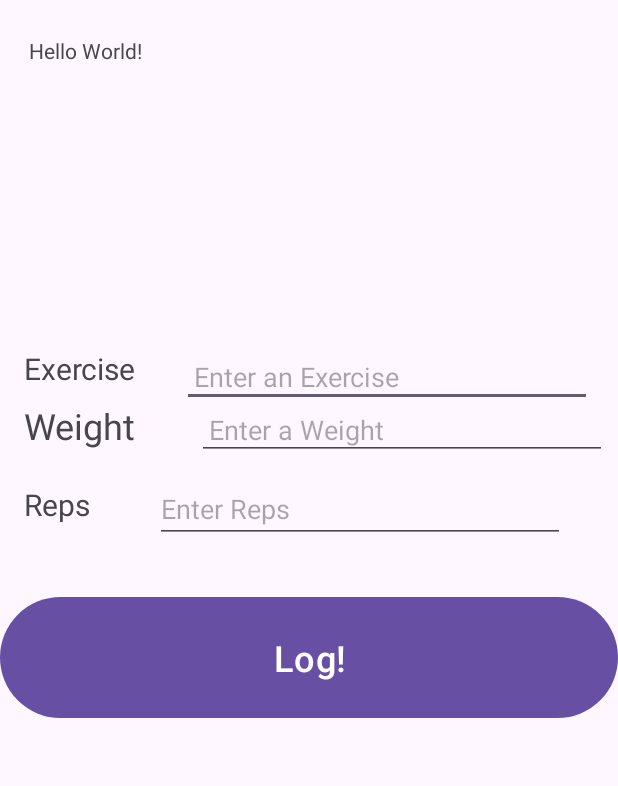
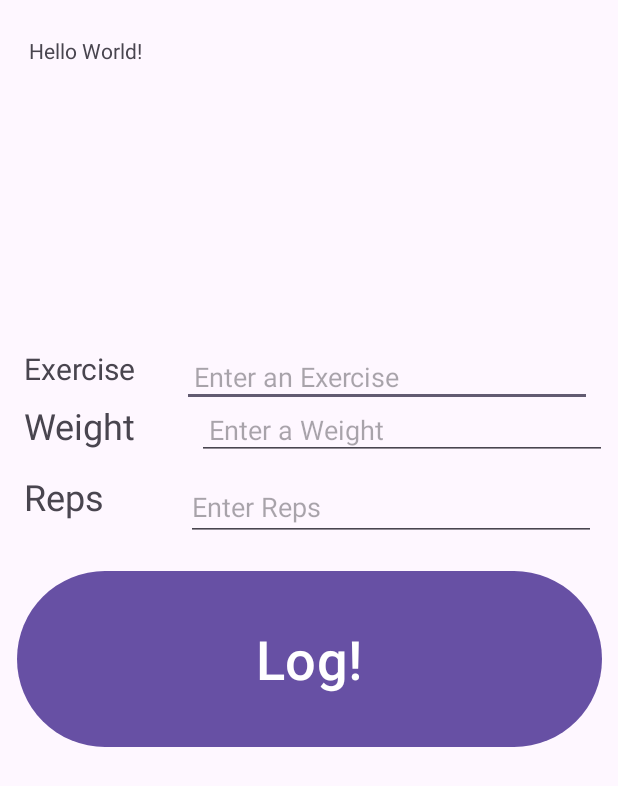
Before and after one commit to zhan6256/MyDemoApplication, an Android app: the layout activity_main.xml on its own in the app's theme, with its tools: preview values and no code run, on a phone screen of 412 x 824 dp. Shown: the top 786 px of the screen. Run offline under Robolectric (Android 15) with nearby library versions, the phone set to English and light mode, and no system bars.

```diff
--- a/app/src/main/AndroidManifest.xml
+++ b/app/src/main/AndroidManifest.xml
@@ -12,6 +12,9 @@
         android:supportsRtl="true"
         android:theme="@style/Theme.MyDemoApplication">
         <activity
+            android:name=".LoginActivity"
+            android:exported="false" />
+        <activity
             android:name=".MainActivity"
             android:exported="true">
             <intent-filter>
--- a/app/src/main/java/com/daclink/mydemoapplication/Database/GymLogDAO.java
+++ b/app/src/main/java/com/daclink/mydemoapplication/Database/GymLogDAO.java
@@ -14,6 +14,6 @@ import java.util.List;
 public interface GymLogDAO {
     @Insert(onConflict = OnConflictStrategy.REPLACE)
     void insert(GymLog gymlog);
-    @Query("Select * from " + GymLogDatabase.GYM_LOG_TABLE)
+    @Query("SELECT * FROM " + GymLogDatabase.GYM_LOG_TABLE + " ORDER BY date DESC")
     List<GymLog> getAllRecords();
 }
--- a/app/src/main/res/layout/activity_main.xml
+++ b/app/src/main/res/layout/activity_main.xml
@@ -66,12 +66,12 @@
 
     <TextView
         android:id="@+id/repLabelTextView"
-        android:layout_width="wrap_content"
-        android:layout_height="wrap_content"
+        android:layout_width="100dp"
+        android:layout_height="36dp"
+        android:layout_marginStart="16dp"
+        android:layout_marginTop="8dp"
         android:text="@string/reps"
-        android:textSize="20sp"
-        android:layout_marginStart="16dp"
-        android:layout_marginTop="16dp"
+        android:textSize="24sp"
         app:layout_constraintStart_toStartOf="parent"
         app:layout_constraintTop_toBottomOf="@+id/weightInputEditText" />
 
@@ -82,20 +82,18 @@
         android:hint="@string/enter_reps"
         android:inputType="number"
         android:layout_marginStart="8dp"
-        app:layout_constraintStart_toEndOf="@id/repLabelTextView"
-        app:layout_constraintEnd_toEndOf="parent"
-        app:layout_constraintTop_toTopOf="@id/repLabelTextView" />
+        app:layout_constraintBaseline_toBottomOf="@id/repLabelTextView"
+        app:layout_constraintStart_toEndOf="@id/repLabelTextView"/>
 
     <Button
         android:id="@+id/logButton"
-        android:layout_width="0dp"
-        android:layout_height="wrap_content"
+        android:layout_width="390dp"
+        android:layout_height="125dp"
+        android:layout_marginTop="16dp"
         android:text="@string/log"
-        android:textSize="24sp"
-        android:layout_marginTop="32dp"
-        android:padding="24dp"
-        app:layout_constraintTop_toBottomOf="@id/repInputEditText"
+        android:textSize="36sp"
+        app:layout_constraintEnd_toEndOf="parent"
         app:layout_constraintStart_toStartOf="parent"
-        app:layout_constraintEnd_toEndOf="parent" />
+        app:layout_constraintTop_toBottomOf="@id/repInputEditText" />
 
 </androidx.constraintlayout.widget.ConstraintLayout>
--- a/app/src/main/res/values/strings.xml
+++ b/app/src/main/res/values/strings.xml
@@ -7,4 +7,5 @@
     <string name="enter_reps">Enter Reps</string>
     <string name="reps">Reps</string>
     <string name="log">Log!</string>
+    <string name="nothing_to_show_time_to_hit_the_gym">Nothing to show, time to hit the gym!</string>
 </resources>
```
Also changed, not shown: app/src/main/java/com/daclink/mydemoapplication/Database/GymLogDatabase.java (+16 -5 lines), app/src/main/java/com/daclink/mydemoapplication/Database/GymLogRepository.java (+11 -1 lines), app/src/main/java/com/daclink/mydemoapplication/Database/UserDAO.java (added, +25 -0 lines), app/src/main/java/com/daclink/mydemoapplication/Database/entities/GymLog.java (+21 -10 lines), app/src/main/java/com/daclink/mydemoapplication/Database/entities/User.java (added, +69 -0 lines), app/src/main/java/com/daclink/mydemoapplication/LoginActivity.java (added, +24 -0 lines), app/src/main/java/com/daclink/mydemoapplication/MainActivity.java (+18 -7 lines), app/src/main/res/layout/activity_login.xml (added, +10 -0 lines).
